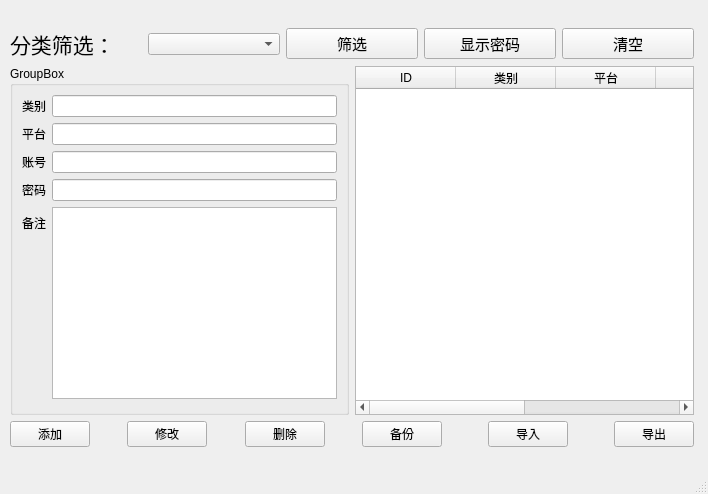
This is mainwindow.ui in Zyc-paper-tigers/PasswordManager as Qt 5 draws it before an edit. The edited form follows.
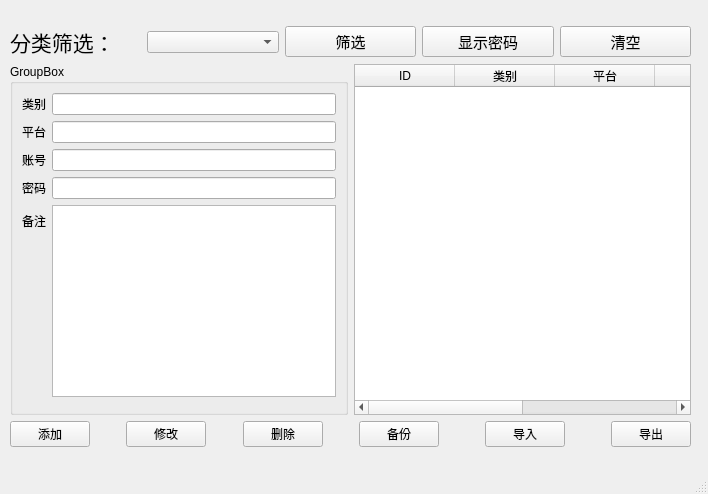
This is the edited form.

Commit message: 新增登录界面和注册界面

The edit to the form file:
```diff
--- a/mainwindow.ui
+++ b/mainwindow.ui
@@ -10,6 +10,12 @@
     <height>494</height>
    </rect>
   </property>
+  <property name="sizePolicy">
+   <sizepolicy hsizetype="Expanding" vsizetype="Expanding">
+    <horstretch>0</horstretch>
+    <verstretch>0</verstretch>
+   </sizepolicy>
+  </property>
   <property name="windowTitle">
    <string>MainWindow</string>
   </property>
@@ -18,11 +24,17 @@
     <property name="geometry">
      <rect>
       <x>10</x>
-      <y>28</y>
-      <width>684</width>
-      <height>419</height>
+      <y>26</y>
+      <width>681</width>
+      <height>421</height>
      </rect>
     </property>
+    <property name="sizePolicy">
+     <sizepolicy hsizetype="Expanding" vsizetype="Expanding">
+      <horstretch>0</horstretch>
+      <verstretch>0</verstretch>
+     </sizepolicy>
+    </property>
     <layout class="QGridLayout" name="gridLayout">
      <item row="0" column="0" colspan="2">
       <layout class="QHBoxLayout" name="horizontalLayout">
```
The commit also changes 6 other files.
